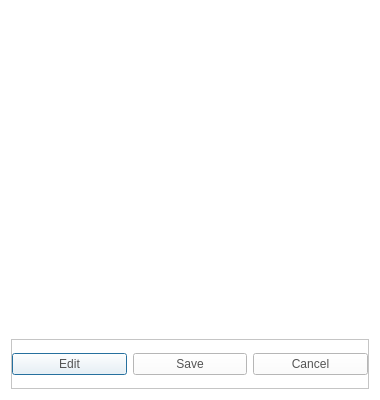
Before: the Qt Designer form CaX/dialog/trackinfodialog.ui in fsest4u/CaX_03, drawn with Qt 5.
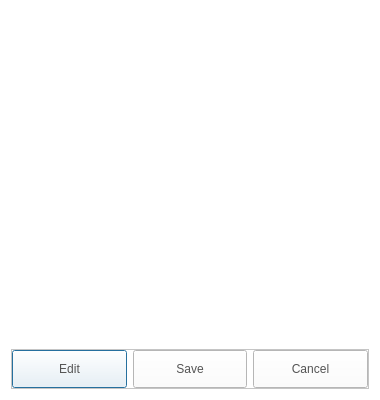
After: the same form once the commit is applied. Icons and pictures are not drawn.

Patch:
```diff
--- a/CaX/dialog/trackinfodialog.ui
+++ b/CaX/dialog/trackinfodialog.ui
@@ -44,7 +44,7 @@
      <property name="minimumSize">
       <size>
        <width>0</width>
-       <height>50</height>
+       <height>30</height>
       </size>
      </property>
      <property name="frameShape">
@@ -87,9 +87,10 @@
         <property name="styleSheet">
          <string notr="true">QPushButton
 {
-  border-image: url(&quot;:/resource/audiocd-popup-btn110-ok-n.png&quot;);
-width: 110px;
-color: rgb(84, 84, 84)
+	border-image: url(&quot;:/resource/audiocd-popup-btn110-ok-n.png&quot;);
+	width: 110px;
+	height: 30px;
+	color: rgb(84, 84, 84)
 }
 
 QPushButton:hover
@@ -109,9 +110,10 @@
         <property name="styleSheet">
          <string notr="true">QPushButton
 {
-  border-image: url(&quot;:/resource/audiocd-popup-btn110-ok-n.png&quot;);
-width: 110px;
-color: rgb(84, 84, 84)
+	border-image: url(&quot;:/resource/audiocd-popup-btn110-ok-n.png&quot;);
+	width: 110px;
+	height: 30px;
+	color: rgb(84, 84, 84)
 }
 
 QPushButton:hover
@@ -131,9 +133,10 @@
         <property name="styleSheet">
          <string notr="true">QPushButton
 {
-  border-image: url(&quot;:/resource/audiocd-popup-btn110-ok-n.png&quot;);
-width: 110px;
-color: rgb(84, 84, 84)
+	border-image: url(&quot;:/resource/audiocd-popup-btn110-ok-n.png&quot;);
+	width: 110px;
+	height: 30px;
+	color: rgb(84, 84, 84)
 }
 
 QPushButton:hover
@@ -181,7 +184,7 @@
         <x>0</x>
         <y>0</y>
         <width>362</width>
-        <height>314</height>
+        <height>332</height>
        </rect>
       </property>
       <layout class="QGridLayout" name="gridLayoutScrollArea"/>
```
Left out of the diff: 21 changed lines with no effect on the pictures.
